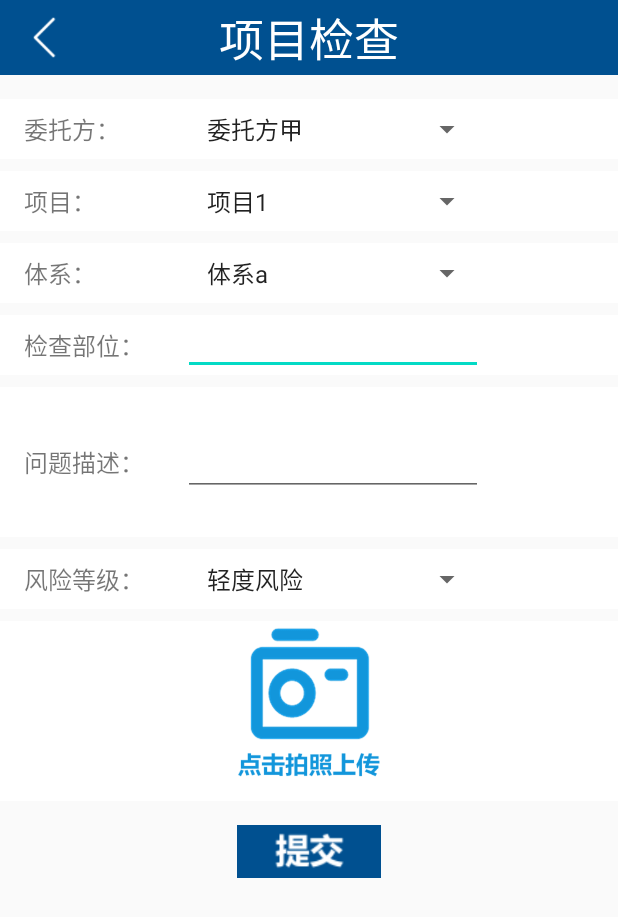
After one commit to LJY-M/Smart-site-inspection-system-Android, an Android app: the SubmitActivity screen opened directly, with no data from a screen before it, on a phone screen of 412 x 824 dp. The commit adds this screen. Shown: the top 917 px of the screen. Run offline under Robolectric (Android 15) with nearby library versions, the light colour scheme and no system bars.

Commit message:
12.8__图标优化；提交项目检查页面。

```diff
--- a/app/src/main/AndroidManifest.xml
+++ b/app/src/main/AndroidManifest.xml
@@ -1,4 +1,5 @@
-<?xml version="1.0" encoding="utf-8"?><manifest xmlns:android="http://schemas.android.com/apk/res/android"
+<?xml version="1.0" encoding="utf-8"?>
+<manifest xmlns:android="http://schemas.android.com/apk/res/android"
     package="com.graduation.smart_site_inspection_system">
 
     <application
@@ -8,6 +9,7 @@ package="com.graduation.smart_site_inspection_system">
         android:roundIcon="@mipmap/ic_launcher_round"
         android:supportsRtl="true"
         android:theme="@style/AppTheme">
+        <activity android:name=".views.SubmitActivity"></activity>
         <activity
             android:name=".views.login.LoginActivity"
             android:label="@string/title_activity_login" />
--- a/app/src/main/java/com/graduation/smart_site_inspection_system/Fragment_ProjectCheck/ProjectCheckFragment.java
+++ b/app/src/main/java/com/graduation/smart_site_inspection_system/Fragment_ProjectCheck/ProjectCheckFragment.java
@@ -1,5 +1,6 @@
 package com.graduation.smart_site_inspection_system.Fragment_ProjectCheck;
 
+import android.content.Intent;
 import android.os.Bundle;
 import android.os.Handler;
 import android.view.LayoutInflater;
@@ -8,13 +9,16 @@ import android.view.ViewGroup;
 
 import androidx.annotation.NonNull;
 import androidx.annotation.Nullable;
+import androidx.constraintlayout.widget.ConstraintLayout;
 import androidx.fragment.app.Fragment;
 
 import com.graduation.smart_site_inspection_system.R;
+import com.graduation.smart_site_inspection_system.views.SubmitActivity;
 
 
 public class ProjectCheckFragment extends Fragment {
     private Handler handler;
+    private ConstraintLayout test;
 
     public ProjectCheckFragment(Handler handler) {
         this.handler = handler;
@@ -25,4 +29,18 @@ public class ProjectCheckFragment extends Fragment {
     public View onCreateView(@NonNull LayoutInflater inflater, @Nullable ViewGroup container, @Nullable Bundle savedInstanceState) {
         return inflater.inflate(R.layout.fragment_projectcheck, container, false);
     }
+
+    @Override
+    public void onActivityCreated(@Nullable Bundle savedInstanceState) {
+        super.onActivityCreated(savedInstanceState);
+
+        test = getActivity().findViewById(R.id.test);
+        test.setOnClickListener(new View.OnClickListener() {
+            @Override
+            public void onClick(View v) {
+                Intent intent = new Intent(getActivity(), SubmitActivity.class);
+                startActivity(intent);
+            }
+        });
+    }
 }
--- /dev/null
+++ b/app/src/main/java/com/graduation/smart_site_inspection_system/views/SubmitActivity.java
@@ -0,0 +1,163 @@
+package com.graduation.smart_site_inspection_system.views;
+
+import androidx.appcompat.app.AppCompatActivity;
+
+import android.media.Image;
+import android.os.Bundle;
+import android.view.View;
+import android.view.Window;
+import android.widget.AdapterView;
+import android.widget.ArrayAdapter;
+import android.widget.EditText;
+import android.widget.ImageView;
+import android.widget.Spinner;
+import android.widget.Toast;
+
+import com.graduation.smart_site_inspection_system.R;
+
+import java.util.ArrayList;
+import java.util.List;
+
+/**
+ * 传入委托方、项目、体系、项目id等参数，提交时一并提交
+ */
+public class SubmitActivity extends AppCompatActivity {
+    private Spinner clientName;  //委托方
+    private Spinner projectName;  //项目
+    private Spinner groupName;  //体系
+    private Spinner risk;  //风险等级
+
+    private EditText checkPartName;  //检查部位
+    private EditText problem;  //问题描述
+
+    private ImageView photo;  //问题拍照
+    private ImageView submit;  //提交
+    private ImageView back;  //返回
+
+    private String cN = "委托方";  //委托方
+    private String pN = "项目";  //项目
+    private String gN = "体系";  //体系
+    private String rN = "风险等级";  //风险等级
+
+    private List<String> riskStr = new ArrayList<>();
+//    假数据
+    private List<String> clientStr = new ArrayList<>();
+    private List<String> projectStr = new ArrayList<>();
+    private List<String> groupStr = new ArrayList<>();
+
+    private ArrayAdapter clientStrA;
+    private ArrayAdapter projectStrA;
+    private ArrayAdapter groupStrA;
+    private ArrayAdapter riskStrA;
+
+    @Override
+    protected void onCreate(Bundle savedInstanceState) {
+        super.onCreate(savedInstanceState);
+        supportRequestWindowFeature(Window.FEATURE_NO_TITLE);  //去掉顶部标题栏
+        setContentView(R.layout.activity_submit);
+
+        init();  //控件初始化
+
+//        委托方监听事件
+        clientName.setOnItemSelectedListener(new AdapterView.OnItemSelectedListener() {
+            @Override
+            public void onItemSelected(AdapterView<?> parent, View view, int position, long id) {
+                cN = clientStr.get(position);
+            }
+            @Override
+            public void onNothingSelected(AdapterView<?> parent) {
+
+            }
+        });
+//        项目监听事件
+        projectName.setOnItemSelectedListener(new AdapterView.OnItemSelectedListener() {
+            @Override
+            public void onItemSelected(AdapterView<?> parent, View view, int position, long id) {
+                pN = projectStr.get(position);
+            }
+            @Override
+            public void onNothingSelected(AdapterView<?> parent) {
+
+            }
+        });
+//        体系监听事件
+        groupName.setOnItemSelectedListener(new AdapterView.OnItemSelectedListener() {
+            @Override
+            public void onItemSelected(AdapterView<?> parent, View view, int position, long id) {
+                gN = groupStr.get(position);
+            }
+            @Override
+            public void onNothingSelected(AdapterView<?> parent) {
+
+            }
+        });
+//        风险等级监听事件
+        risk.setOnItemSelectedListener(new AdapterView.OnItemSelectedListener() {
+            @Override
+            public void onItemSelected(AdapterView<?> parent, View view, int position, long id) {
+                rN = riskStr.get(position);
+            }
+            @Override
+            public void onNothingSelected(AdapterView<?> parent) {
+
+            }
+        });
+//        提交监听
+        submit.setOnClickListener(new View.OnClickListener() {
+            @Override
+            public void onClick(View v) {
+                Toast.makeText(SubmitActivity.this
+                        ,cN+","+pN+","+gN+","+rN+","+checkPartName.getText()+","+problem.getText()
+                        , Toast.LENGTH_LONG).show();
+            }
+        });
+//        返回监听
+        back.setOnClickListener(new View.OnClickListener() {
+            @Override
+            public void onClick(View v) {
+                finish();
+            }
+        });
+    }
+    public void init(){
+        clientName = (Spinner)findViewById(R.id.submit_clientname);
+        projectName = (Spinner)findViewById(R.id.submit_projectname);
+        groupName = (Spinner)findViewById(R.id.submit_groupname);
+        risk = (Spinner)findViewById(R.id.submit_risk);
+        checkPartName = (EditText)findViewById(R.id.submit_checkpartname);
+        problem = (EditText)findViewById(R.id.submit_problem);
+        photo = (ImageView)findViewById(R.id.submit_photo);
+        submit = (ImageView)findViewById(R.id.submit_btn);
+        back = (ImageView)findViewById(R.id.submit_back);
+
+//        假数据
+        riskStr.add("轻度风险");
+        riskStr.add("一般风险");
+        riskStr.add("高危风险");
+        clientStr.add("委托方甲");
+        clientStr.add("委托方乙");
+        clientStr.add("委托方丙");
+        projectStr.add("项目1");
+        projectStr.add("项目2");
+        projectStr.add("项目3");
+        groupStr.add("体系a");
+        groupStr.add("体系b");
+        groupStr.add("体系c");
+
+//        为下拉列表定义一个数组适配器
+        clientStrA = new ArrayAdapter(this,android.R.layout.simple_list_item_1,clientStr);
+        projectStrA = new ArrayAdapter(this,android.R.layout.simple_list_item_1,projectStr);
+        groupStrA = new ArrayAdapter(this,android.R.layout.simple_list_item_1,groupStr);
+        riskStrA = new ArrayAdapter(this,android.R.layout.simple_list_item_1,riskStr);
+//        为适配器设置下拉菜单的样式
+        clientStrA.setDropDownViewResource(android.R.layout.simple_spinner_dropdown_item);
+        projectStrA.setDropDownViewResource(android.R.layout.simple_spinner_dropdown_item);
+        groupStrA.setDropDownViewResource(android.R.layout.simple_spinner_dropdown_item);
+        riskStrA.setDropDownViewResource(android.R.layout.simple_spinner_dropdown_item);
+//        将适配器配置到下拉列表上
+        clientName.setAdapter(clientStrA);
+        projectName.setAdapter(projectStrA);
+        groupName.setAdapter(groupStrA);
+        risk.setAdapter(riskStrA);
+    }
+}
--- /dev/null
+++ b/app/src/main/res/layout/activity_submit.xml
@@ -0,0 +1,257 @@
+<?xml version="1.0" encoding="utf-8"?>
+<androidx.constraintlayout.widget.ConstraintLayout xmlns:android="http://schemas.android.com/apk/res/android"
+    xmlns:app="http://schemas.android.com/apk/res-auto"
+    xmlns:tools="http://schemas.android.com/tools"
+    android:layout_width="match_parent"
+    android:layout_height="match_parent"
+    tools:context=".views.SubmitActivity">
+
+    <androidx.constraintlayout.widget.ConstraintLayout
+        android:id="@+id/submit_ltitle"
+        android:layout_width="0dp"
+        android:layout_height="50dp"
+        android:background="@color/colorHome"
+        app:layout_constraintEnd_toEndOf="parent"
+        app:layout_constraintStart_toStartOf="parent"
+        app:layout_constraintTop_toTopOf="parent">
+
+        <ImageView
+            android:id="@+id/submit_back"
+            android:layout_width="60dp"
+            android:layout_height="30dp"
+            app:layout_constraintBottom_toBottomOf="parent"
+            app:layout_constraintStart_toStartOf="parent"
+            app:layout_constraintTop_toTopOf="parent"
+            app:srcCompat="@drawable/back" />
+
+        <TextView
+            android:id="@+id/submit_title"
+            android:layout_width="wrap_content"
+            android:layout_height="wrap_content"
+            android:text="项目检查"
+            android:textColor="#ffffff"
+            android:textSize="30dp"
+            app:layout_constraintBottom_toBottomOf="parent"
+            app:layout_constraintEnd_toEndOf="parent"
+            app:layout_constraintStart_toStartOf="parent"
+            app:layout_constraintTop_toTopOf="parent" />
+    </androidx.constraintlayout.widget.ConstraintLayout>
+
+    <androidx.constraintlayout.widget.ConstraintLayout
+        android:id="@+id/submit_lclientname"
+        android:layout_width="0dp"
+        android:layout_height="40dp"
+        android:layout_marginTop="16dp"
+        android:background="#ffffff"
+        app:layout_constraintEnd_toEndOf="parent"
+        app:layout_constraintStart_toStartOf="parent"
+        app:layout_constraintTop_toBottomOf="@id/submit_ltitle">
+
+        <TextView
+            android:layout_width="wrap_content"
+            android:layout_height="wrap_content"
+            android:layout_marginStart="16dp"
+            android:text="委托方："
+            android:textSize="16dp"
+            app:layout_constraintBottom_toBottomOf="parent"
+            app:layout_constraintStart_toStartOf="parent"
+            app:layout_constraintTop_toTopOf="parent" />
+
+        <Spinner
+            android:id="@+id/submit_clientname"
+            android:layout_width="200dp"
+            android:layout_height="wrap_content"
+            android:layout_marginStart="32dp"
+            app:layout_constraintBottom_toBottomOf="parent"
+            app:layout_constraintEnd_toEndOf="parent"
+            app:layout_constraintStart_toStartOf="parent"
+            app:layout_constraintTop_toTopOf="parent" />
+    </androidx.constraintlayout.widget.ConstraintLayout>
+
+    <androidx.constraintlayout.widget.ConstraintLayout
+        android:id="@+id/submit_lprojectname"
+        android:layout_width="0dp"
+        android:layout_height="40dp"
+        android:layout_marginTop="8dp"
+        android:background="#ffffff"
+        app:layout_constraintEnd_toEndOf="parent"
+        app:layout_constraintStart_toStartOf="parent"
+        app:layout_constraintTop_toBottomOf="@id/submit_lclientname">
+
+        <TextView
+            android:layout_width="wrap_content"
+            android:layout_height="wrap_content"
+            android:layout_marginStart="16dp"
+            android:text="项目："
+            android:textSize="16dp"
+            app:layout_constraintBottom_toBottomOf="parent"
+            app:layout_constraintStart_toStartOf="parent"
+            app:layout_constraintTop_toTopOf="parent" />
+
+        <Spinner
+            android:id="@+id/submit_projectname"
+            android:layout_width="200dp"
+            android:layout_height="wrap_content"
+            android:layout_marginStart="32dp"
+            app:layout_constraintBottom_toBottomOf="parent"
+            app:layout_constraintEnd_toEndOf="parent"
+            app:layout_constraintStart_toStartOf="parent"
+            app:layout_constraintTop_toTopOf="parent" />
+    </androidx.constraintlayout.widget.ConstraintLayout>
+
+    <androidx.constraintlayout.widget.ConstraintLayout
+        android:id="@+id/submit_lgroupname"
+        android:layout_width="0dp"
+        android:layout_height="40dp"
+        android:layout_marginTop="8dp"
+        android:background="#ffffff"
+        app:layout_constraintEnd_toEndOf="parent"
+        app:layout_constraintStart_toStartOf="parent"
+        app:layout_constraintTop_toBottomOf="@id/submit_lprojectname">
+
+        <TextView
+            android:layout_width="wrap_content"
+            android:layout_height="wrap_content"
+            android:layout_marginStart="16dp"
+            android:text="体系："
+            android:textSize="16dp"
+            app:layout_constraintBottom_toBottomOf="parent"
+            app:layout_constraintStart_toStartOf="parent"
+            app:layout_constraintTop_toTopOf="parent" />
+
+        <Spinner
+            android:id="@+id/submit_groupname"
+            android:layout_width="200dp"
+            android:layout_height="wrap_content"
+            android:layout_marginStart="32dp"
+            app:layout_constraintBottom_toBottomOf="parent"
+            app:layout_constraintEnd_toEndOf="parent"
+            app:layout_constraintStart_toStartOf="parent"
+            app:layout_constraintTop_toTopOf="parent" />
+    </androidx.constraintlayout.widget.ConstraintLayout>
+
+    <androidx.constraintlayout.widget.ConstraintLayout
+        android:id="@+id/submit_lcheckpartname"
+        android:layout_width="0dp"
+        android:layout_height="40dp"
+        android:layout_marginTop="8dp"
+        android:background="#ffffff"
+        app:layout_constraintEnd_toEndOf="parent"
+        app:layout_constraintStart_toStartOf="parent"
+        app:layout_constraintTop_toBottomOf="@id/submit_lgroupname">
+
+        <TextView
+            android:layout_width="wrap_content"
+            android:layout_height="wrap_content"
+            android:layout_marginStart="16dp"
+            android:text="检查部位："
+            android:textSize="16dp"
+            app:layout_constraintBottom_toBottomOf="parent"
+            app:layout_constraintStart_toStartOf="parent"
+            app:layout_constraintTop_toTopOf="parent" />
+
+        <EditText
+            android:id="@+id/submit_checkpartname"
+            android:layout_width="200dp"
+            android:layout_height="wrap_content"
+            android:layout_marginStart="32dp"
+            app:layout_constraintBottom_toBottomOf="parent"
+            app:layout_constraintEnd_toEndOf="parent"
+            app:layout_constraintStart_toStartOf="parent"
+            app:layout_constraintTop_toTopOf="parent" />
+    </androidx.constraintlayout.widget.ConstraintLayout>
+
+    <androidx.constraintlayout.widget.ConstraintLayout
+        android:id="@+id/submit_lproblem"
+        android:layout_width="0dp"
+        android:layout_height="100dp"
+        android:layout_marginTop="8dp"
+        android:background="#ffffff"
+        app:layout_constraintEnd_toEndOf="parent"
+        app:layout_constraintStart_toStartOf="parent"
+        app:layout_constraintTop_toBottomOf="@id/submit_lcheckpartname">
+
+        <TextView
+            android:layout_width="wrap_content"
+            android:layout_height="wrap_content"
+            android:layout_marginStart="16dp"
+            android:text="问题描述："
+            android:textSize="16dp"
+            app:layout_constraintBottom_toBottomOf="parent"
+            app:layout_constraintStart_toStartOf="parent"
+            app:layout_constraintTop_toTopOf="parent" />
+
+        <EditText
+            android:id="@+id/submit_problem"
+            android:layout_width="200dp"
+            android:layout_height="wrap_content"
+            android:layout_marginStart="32dp"
+            app:layout_constraintBottom_toBottomOf="parent"
+            app:layout_constraintEnd_toEndOf="parent"
+            app:layout_constraintStart_toStartOf="parent"
+            app:layout_constraintTop_toTopOf="parent" />
+    </androidx.constraintlayout.widget.ConstraintLayout>
+
+    <androidx.constraintlayout.widget.ConstraintLayout
+        android:id="@+id/submit_lrisk"
+        android:layout_width="0dp"
+        android:layout_height="40dp"
+        android:layout_marginTop="8dp"
+        android:background="#ffffff"
+        app:layout_constraintEnd_toEndOf="parent"
+        app:layout_constraintStart_toStartOf="parent"
+        app:layout_constraintTop_toBottomOf="@id/submit_lproblem">
+
+        <TextView
+            android:layout_width="wrap_content"
+            android:layout_height="wrap_content"
+            android:layout_marginStart="16dp"
+            android:text="风险等级："
+            android:textSize="16dp"
+            app:layout_constraintBottom_toBottomOf="parent"
+            app:layout_constraintStart_toStartOf="parent"
+            app:layout_constraintTop_toTopOf="parent" />
+
+        <Spinner
+            android:id="@+id/submit_risk"
+            android:layout_width="200dp"
+            android:layout_height="wrap_content"
+            android:layout_marginStart="32dp"
+            app:layout_constraintBottom_toBottomOf="parent"
+            app:layout_constraintEnd_toEndOf="parent"
+            app:layout_constraintStart_toStartOf="parent"
+            app:layout_constraintTop_toTopOf="parent" />
+    </androidx.constraintlayout.widget.ConstraintLayout>
+
+    <androidx.constraintlayout.widget.ConstraintLayout
+        android:id="@+id/submit_lphoto"
+        android:layout_width="0dp"
+        android:layout_height="120dp"
+        android:layout_marginTop="8dp"
+        android:background="#ffffff"
+        app:layout_constraintEnd_toEndOf="parent"
+        app:layout_constraintStart_toStartOf="parent"
+        app:layout_constraintTop_toBottomOf="@id/submit_lrisk">
+
+
+        <ImageView
+            android:id="@+id/submit_photo"
+            android:layout_width="wrap_content"
+            android:layout_height="wrap_content"
+            app:layout_constraintBottom_toBottomOf="parent"
+            app:layout_constraintEnd_toEndOf="parent"
+            app:layout_constraintStart_toStartOf="parent"
+            app:layout_constraintTop_toTopOf="parent"
+            app:srcCompat="@drawable/submit_photo" />
+    </androidx.constraintlayout.widget.ConstraintLayout>
+
+    <ImageView
+        android:id="@+id/submit_btn"
+        android:layout_width="wrap_content"
+        android:layout_height="35dp"
+        android:layout_marginTop="16dp"
+        app:layout_constraintEnd_toEndOf="parent"
+        app:layout_constraintStart_toStartOf="parent"
+        app:layout_constraintTop_toBottomOf="@id/submit_lphoto"
+        app:srcCompat="@drawable/submit" />
+</androidx.constraintlayout.widget.ConstraintLayout>
--- a/app/src/main/res/layout/fragment_projectcheck.xml
+++ b/app/src/main/res/layout/fragment_projectcheck.xml
@@ -1,6 +1,18 @@
 <?xml version="1.0" encoding="utf-8"?>
 <androidx.constraintlayout.widget.ConstraintLayout
-    xmlns:android="http://schemas.android.com/apk/res/android" android:layout_width="match_parent"
+    xmlns:android="http://schemas.android.com/apk/res/android"
+    xmlns:app="http://schemas.android.com/apk/res-auto"
+    android:layout_width="match_parent"
     android:layout_height="match_parent">
 
+    <androidx.constraintlayout.widget.ConstraintLayout
+        android:id="@+id/test"
+        android:layout_width="match_parent"
+        android:layout_height="50dp"
+        app:layout_constraintEnd_toEndOf="parent"
+        app:layout_constraintStart_toStartOf="parent"
+        app:layout_constraintTop_toTopOf="parent"
+        android:background="@color/colorHome">
+
+    </androidx.constraintlayout.widget.ConstraintLayout>
 </androidx.constraintlayout.widget.ConstraintLayout>
```
Also changed, not shown: app/src/main/res/drawable/back.png (added), app/src/main/res/drawable/ssis_home0_check.png, app/src/main/res/drawable/ssis_home0_my.png, app/src/main/res/drawable/ssis_home0_search.png, app/src/main/res/drawable/ssis_home1_check.png, app/src/main/res/drawable/ssis_home1_my.png, app/src/main/res/drawable/ssis_home1_search.png, app/src/main/res/drawable/submit.png (added), app/src/main/res/drawable/submit_photo.png (added). Lines whose indentation alone changed are shown as unchanged.
